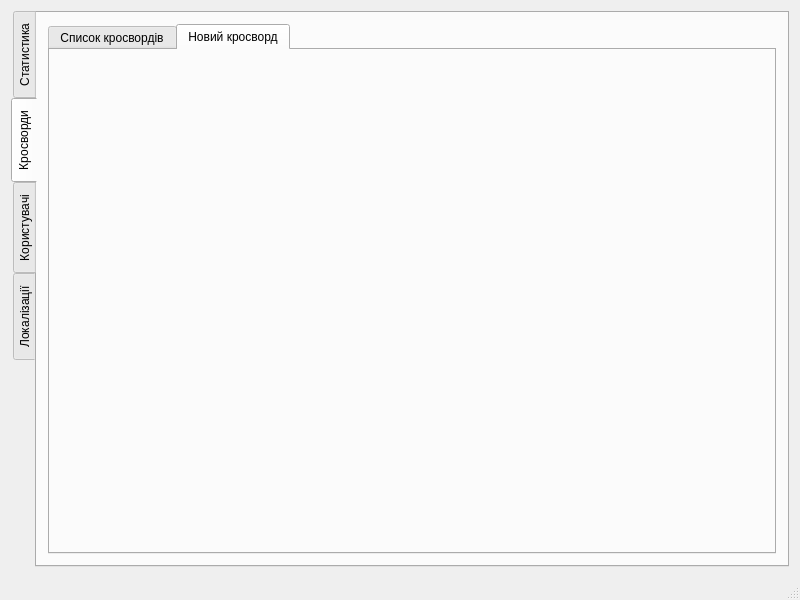
The window that mainwindow.ui (balashVI/nonogram-admin) describes before a commit, drawn with Qt 5.
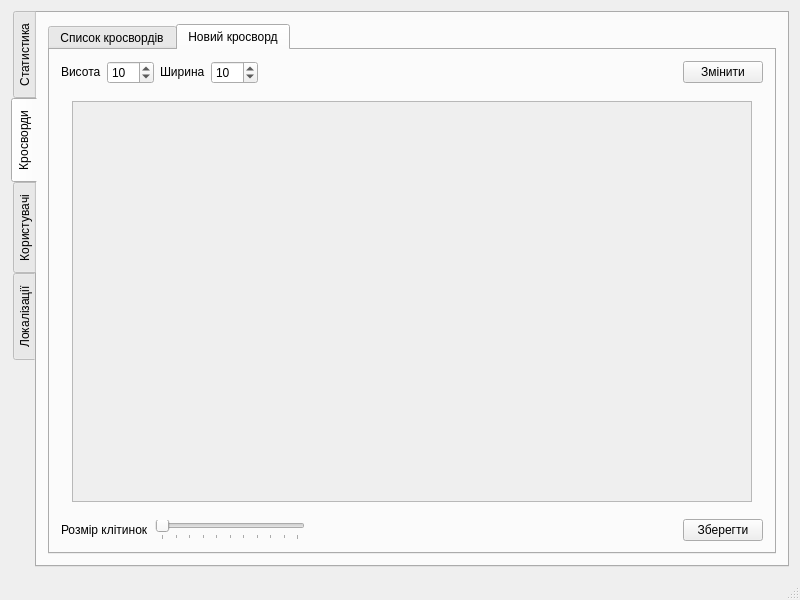
The same window after the commit. The open tabs and pages were chosen to show the change.

Commit message: 1.0.7 Реалізація класу crossword

```diff
--- a/mainwindow.ui
+++ b/mainwindow.ui
@@ -53,6 +53,196 @@
            <attribute name="title">
             <string>Новий кросворд</string>
            </attribute>
+           <layout class="QGridLayout" name="gridLayout_9">
+            <item row="0" column="0">
+             <layout class="QHBoxLayout" name="horizontalLayout_2">
+              <property name="sizeConstraint">
+               <enum>QLayout::SetMinimumSize</enum>
+              </property>
+              <item>
+               <widget class="QLabel" name="label_4">
+                <property name="sizePolicy">
+                 <sizepolicy hsizetype="Preferred" vsizetype="Maximum">
+                  <horstretch>0</horstretch>
+                  <verstretch>0</verstretch>
+                 </sizepolicy>
+                </property>
+                <property name="text">
+                 <string>Висота</string>
+                </property>
+               </widget>
+              </item>
+              <item>
+               <widget class="QSpinBox" name="spinBox_height">
+                <property name="sizePolicy">
+                 <sizepolicy hsizetype="Fixed" vsizetype="Fixed">
+                  <horstretch>0</horstretch>
+                  <verstretch>0</verstretch>
+                 </sizepolicy>
+                </property>
+                <property name="minimum">
+                 <number>1</number>
+                </property>
+                <property name="maximum">
+                 <number>999</number>
+                </property>
+                <property name="value">
+                 <number>10</number>
+                </property>
+               </widget>
+              </item>
+              <item>
+               <widget class="QLabel" name="label_5">
+                <property name="sizePolicy">
+                 <sizepolicy hsizetype="Preferred" vsizetype="Maximum">
+                  <horstretch>0</horstretch>
+                  <verstretch>0</verstretch>
+                 </sizepolicy>
+                </property>
+                <property name="text">
+                 <string>Ширина</string>
+                </property>
+               </widget>
+              </item>
+              <item>
+               <widget class="QSpinBox" name="spinBox_width">
+                <property name="sizePolicy">
+                 <sizepolicy hsizetype="Fixed" vsizetype="Fixed">
+                  <horstretch>0</horstretch>
+                  <verstretch>0</verstretch>
+                 </sizepolicy>
+                </property>
+                <property name="minimum">
+                 <number>1</number>
+                </property>
+                <property name="maximum">
+                 <number>999</number>
+                </property>
+                <property name="value">
+                 <number>10</number>
+                </property>
+               </widget>
+              </item>
+              <item>
+               <spacer name="horizontalSpacer_2">
+                <property name="orientation">
+                 <enum>Qt::Horizontal</enum>
+                </property>
+                <property name="sizeHint" stdset="0">
+                 <size>
+                  <width>40</width>
+                  <height>20</height>
+                 </size>
+                </property>
+               </spacer>
+              </item>
+              <item>
+               <widget class="QPushButton" name="pushButton_2">
+                <property name="text">
+                 <string>Змінити</string>
+                </property>
+               </widget>
+              </item>
+             </layout>
+            </item>
+            <item row="2" column="0">
+             <layout class="QHBoxLayout" name="horizontalLayout_5">
+              <item>
+               <widget class="QLabel" name="label_8">
+                <property name="text">
+                 <string>Розмір клітинок</string>
+                </property>
+               </widget>
+              </item>
+              <item>
+               <widget class="QSlider" name="horizontalSlider">
+                <property name="enabled">
+                 <bool>true</bool>
+                </property>
+                <property name="sizePolicy">
+                 <sizepolicy hsizetype="Preferred" vsizetype="Fixed">
+                  <horstretch>0</horstretch>
+                  <verstretch>0</verstretch>
+                 </sizepolicy>
+                </property>
+                <property name="minimumSize">
+                 <size>
+                  <width>150</width>
+                  <height>0</height>
+                 </size>
+                </property>
+                <property name="minimum">
+                 <number>15</number>
+                </property>
+                <property name="maximum">
+                 <number>35</number>
+                </property>
+                <property name="singleStep">
+                 <number>2</number>
+                </property>
+                <property name="pageStep">
+                 <number>2</number>
+                </property>
+                <property name="value">
+                 <number>15</number>
+                </property>
+                <property name="orientation">
+                 <enum>Qt::Horizontal</enum>
+                </property>
+                <property name="tickPosition">
+                 <enum>QSlider::TicksBelow</enum>
+                </property>
+               </widget>
+              </item>
+              <item>
+               <spacer name="horizontalSpacer">
+                <property name="orientation">
+                 <enum>Qt::Horizontal</enum>
+                </property>
+                <property name="sizeType">
+                 <enum>QSizePolicy::Expanding</enum>
+                </property>
+                <property name="sizeHint" stdset="0">
+                 <size>
+                  <width>40</width>
+                  <height>20</height>
+                 </size>
+                </property>
+               </spacer>
+              </item>
+              <item>
+               <widget class="QPushButton" name="pushButton_3">
+                <property name="text">
+                 <string>Зберегти</string>
+                </property>
+               </widget>
+              </item>
+             </layout>
+            </item>
+            <item row="1" column="0">
+             <widget class="QWidget" name="widget" native="true">
+              <layout class="QGridLayout" name="gridLayout_10">
+               <item row="0" column="0">
+                <widget class="QScrollArea" name="new_crossword_scroll">
+                 <property name="widgetResizable">
+                  <bool>true</bool>
+                 </property>
+                 <widget class="QWidget" name="scrollAreaWidgetContents">
+                  <property name="geometry">
+                   <rect>
+                    <x>0</x>
+                    <y>0</y>
+                    <width>689</width>
+                    <height>365</height>
+                   </rect>
+                  </property>
+                 </widget>
+                </widget>
+               </item>
+              </layout>
+             </widget>
+            </item>
+           </layout>
           </widget>
          </widget>
         </item>
```
Left out of the diff: 2 changed lines with no effect on the pictures. The commit also changes 6 other files.
